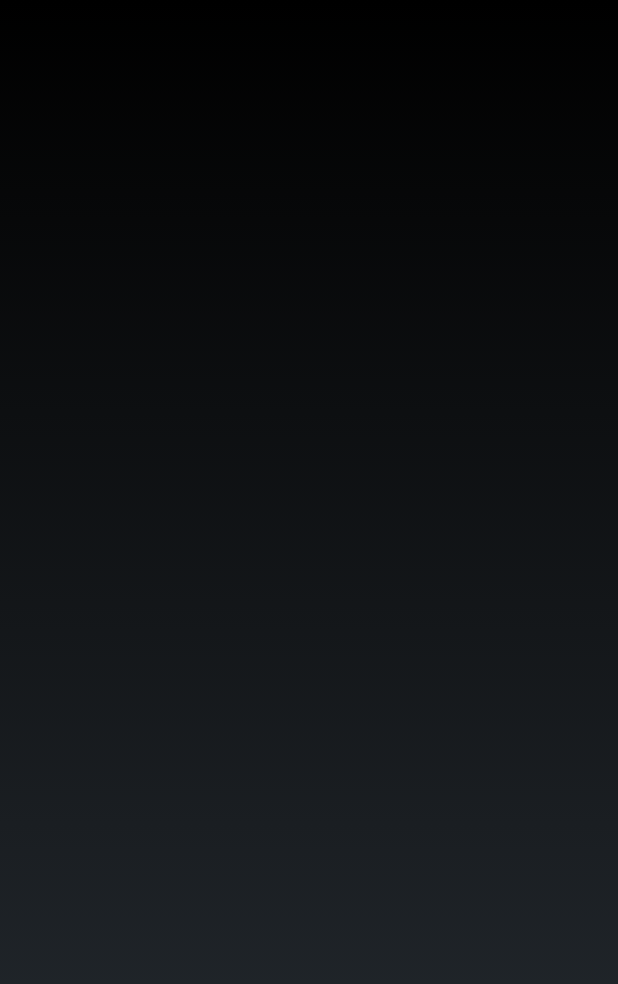
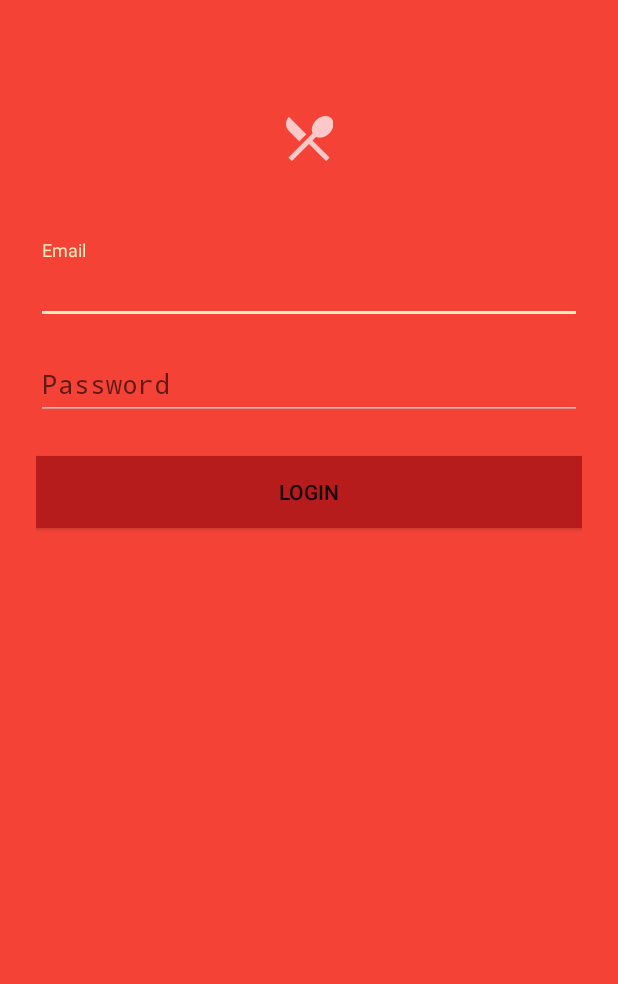
Before and after one commit to hems03/RUHungry, an Android app: the layout sign_in_activity.xml on its own in the app's theme, with its tools: preview values and no code run, on a phone screen of 412 x 824 dp. Shown: the top 984 px of the screen. Run offline under Robolectric (Android 15) with nearby library versions, the phone set to English and light mode, and no system bars.

Commit message:
update sign in layout

```diff
--- a/app/src/main/AndroidManifest.xml
+++ b/app/src/main/AndroidManifest.xml
@@ -3,6 +3,7 @@
           package="com.example.h.ruhungry">
     <uses-permission android:name="android.permission.INTERNET"/>
     <uses-permission android:name="android.permission.ACCESS_FINE_LOCATION"/>
+    <uses-permission android:name="android.permission.ACCESS_COARSE_LOCATION"/>
 
 
     <application
@@ -10,6 +11,7 @@
         android:icon="@mipmap/ic_launcher"
         android:label="@string/app_name"
         android:supportsRtl="true"
+
         android:theme="@android:style/Theme.NoTitleBar.Fullscreen">
         <activity
             android:name=".PlateActivity"
@@ -22,7 +24,7 @@
                 <category android:name="android.intent.category.INFO"/>
             </intent-filter>
         </activity>
-        <activity android:name=".MainActivity"
+        <activity android:name=".SignInActivity"
                   android:theme="@style/FullscreenTheme">
             <intent-filter>
                 <action android:name="android.intent.action.MAIN"/>
--- a/app/src/main/java/com/example/h/ruhungry/DiningHallTransitionIntentService.java
+++ b/app/src/main/java/com/example/h/ruhungry/DiningHallTransitionIntentService.java
@@ -22,6 +22,7 @@ public class DiningHallTransitionIntentService extends IntentService {
     }
     @Override
     protected void onHandleIntent(Intent intent) {
+        Log.d(TAG,"Geo Intent Fired");
         GeofencingEvent geofencingEvent = GeofencingEvent.fromIntent(intent);
         if (geofencingEvent.hasError()) {
             Log.e(TAG, "Something went wrong!");
@@ -30,7 +31,7 @@ public class DiningHallTransitionIntentService extends IntentService {
         int geofenceTransition = geofencingEvent.getGeofenceTransition();
         if (geofenceTransition == Geofence.GEOFENCE_TRANSITION_DWELL) {
             List triggeringGeofences = geofencingEvent.getTriggeringGeofences();
-
+            Log.i(TAG,triggeringGeofences.toString());
 
 
         } else {
--- a/app/src/main/res/layout/activity_fullscreen.xml
+++ b/app/src/main/res/layout/activity_fullscreen.xml
@@ -2,8 +2,8 @@
              xmlns:tools="http://schemas.android.com/tools"
              android:layout_width="match_parent"
              android:layout_height="match_parent"
-             android:background="@color/colorLight"
-             tools:context="com.example.h.ruhungry.PlateActivity">
+            android:background="@color/white"
+            tools:context="com.example.h.ruhungry.PlateActivity">
 
     <!-- The primary full-screen view. This can be replaced with whatever view
          is needed to present your content, e.g. VideoView, SurfaceView,
--- a/app/src/main/res/layout/sign_in_activity.xml
+++ b/app/src/main/res/layout/sign_in_activity.xml
@@ -1,6 +1,71 @@
 <?xml version="1.0" encoding="utf-8"?>
-<LinearLayout xmlns:android="http://schemas.android.com/apk/res/android"
-    android:orientation="vertical" android:layout_width="match_parent"
-    android:layout_height="match_parent">
+<ScrollView xmlns:android="http://schemas.android.com/apk/res/android"
+    android:orientation="vertical" android:layout_width="fill_parent"
+    android:layout_height="fill_parent"
+    android:theme="@style/SignTheme"
 
-</LinearLayout>
+    xmlns:app="http://schemas.android.com/apk/res-auto"
+    >
+    <LinearLayout
+        android:orientation="vertical"
+        android:layout_width="match_parent"
+        android:layout_height="wrap_content"
+        android:paddingTop="56dp"
+        android:paddingLeft="24dp"
+        android:paddingRight="24dp">
+
+
+    <ImageView android:src="@drawable/ic_food"
+        android:layout_width="wrap_content"
+        android:layout_height="72dp"
+        android:layout_marginBottom="24dp"
+        android:layout_gravity="center_horizontal" />
+
+    <!-- Email Label -->
+    <android.support.design.widget.TextInputLayout
+        android:layout_width="match_parent"
+        android:layout_height="wrap_content"
+        android:layout_marginTop="8dp"
+        android:layout_marginBottom="8dp"
+        >
+        <EditText android:id="@+id/input_email"
+            android:layout_width="match_parent"
+            android:layout_height="wrap_content"
+            android:inputType="textEmailAddress"
+
+            android:hint="Email" />
+    </android.support.design.widget.TextInputLayout>
+
+    <!-- Password Label -->
+    <android.support.design.widget.TextInputLayout
+        android:layout_width="match_parent"
+        android:layout_height="wrap_content"
+
+
+        >
+        <EditText android:id="@+id/input_password"
+            android:layout_width="match_parent"
+            android:layout_height="wrap_content"
+            android:inputType="textPassword"
+            android:hint="Password"/>
+    </android.support.design.widget.TextInputLayout>
+
+        <android.support.v7.widget.AppCompatButton
+            android:id="@+id/btn_login"
+            android:layout_width="fill_parent"
+            android:layout_height="wrap_content"
+            android:layout_marginTop="24dp"
+            android:layout_marginBottom="24dp"
+            android:background="@color/colorPrimaryDark"
+            android:padding="12dp"
+            android:textAlignment="center"
+            android:text="@string/sign_in"
+            />
+
+    </LinearLayout>
+
+
+
+
+
+</ScrollView>
--- a/app/src/main/res/values/colors.xml
+++ b/app/src/main/res/values/colors.xml
@@ -1,8 +1,9 @@
 <?xml version="1.0" encoding="utf-8"?>
 <resources>
-    <color name="colorPrimary">#F44336</color>
+    <color name="colorHaze">#FFEBBB</color>
     <color name="colorPrimaryDark">#B71C1C</color>
     <color name="colorAccent">#FF4081</color>
-    <color name="colorLight">#FFCDD2</color>
+    <color name="colorLight">#F44336</color>
     <color name="black_overlay">#66000000</color>
+    <color name="white">#FFFFFF</color>
 </resources>
--- a/app/src/main/res/values/strings.xml
+++ b/app/src/main/res/values/strings.xml
@@ -4,4 +4,5 @@
     <string name="clarifa_secret">D9EAKPCY8FxWkwftESoyXzZambequZwDa_XZN0oq</string>
     <string name="dummy_button">Dummy Button</string>
     <string name="dummy_content">DUMMY\nCONTENT</string>
+    <string name="sign_in">Login</string>
 </resources>
--- a/app/src/main/res/values/styles.xml
+++ b/app/src/main/res/values/styles.xml
@@ -3,11 +3,26 @@
     <!-- Base application theme. -->
     <style name="AppTheme" parent="Theme.AppCompat.Light.DarkActionBar">
         <!-- Customize your theme here. -->
-        <item name="colorPrimary">@color/colorPrimary</item>
+
+        <item name="colorPrimary">@color/colorLight</item>
         <item name="colorPrimaryDark">@color/colorPrimaryDark</item>
         <item name="colorAccent">@color/colorAccent</item>
 
+
     </style>
+
+    <style name="SignTheme" parent="Theme.AppCompat.Light.DarkActionBar">
+        <!-- Customize your theme here. -->
+        <item name="android:background">@color/colorLight</item>
+        <item name="colorPrimary">@color/colorLight</item>
+        <item name="colorPrimaryDark">@color/colorPrimaryDark</item>
+        <item name="colorAccent">@color/colorAccent</item>
+        <item name="colorControlNormal">#c5c5c5</item>
+        <item name="colorControlActivated">@color/colorHaze</item>
+        <item name="colorControlHighlight">@color/colorHaze</item>
+
+    </style>
+
 
     <style name="FullscreenTheme" parent="AppTheme">
         <item name="android:actionBarStyle">@style/FullscreenActionBarStyle</item>
@@ -16,10 +31,16 @@
         <item name="metaButtonBarStyle">?android:attr/buttonBarStyle</item>
         <item name="metaButtonBarButtonStyle">?android:attr/buttonBarButtonStyle</item>
 
+
     </style>
 
     <style name="FullscreenActionBarStyle" parent="Widget.AppCompat.ActionBar">
         <item name="android:background">@color/black_overlay</item>
     </style>
+    <style name="TextLabel" parent="TextAppearance.AppCompat">
+        <item name="colorControlActivated">@color/colorHaze</item>
+        <item name="android:layout_marginTop">8dp</item>
+        <item name="android:layout_marginBottom">8dp</item>
+    </style>
 
 </resources>
```
Also changed, not shown: app/src/main/java/com/example/h/ruhungry/Constants.java (added, +27 -0 lines), app/src/main/java/com/example/h/ruhungry/DiningTransitionHelper.java (+112 -1 lines), app/src/main/java/com/example/h/ruhungry/ImageClient.java (added, +19 -0 lines), app/src/main/java/com/example/h/ruhungry/Plate.java (+13 -8 lines), app/src/main/java/com/example/h/ruhungry/PlateActivity.java (+6 -7 lines), app/src/main/java/com/example/h/ruhungry/PlatesContainer.java (+48 -18 lines), app/src/main/java/com/example/h/ruhungry/ServiceGenerator.java (+14 -4 lines), app/src/main/java/com/example/h/ruhungry/SignInActivity.java (+39 -6 lines), app/src/main/res/drawable-hdpi/ic_food.png (added), app/src/main/res/drawable-mdpi/ic_food.png (added), app/src/main/res/drawable-xhdpi/ic_food.png (added), app/src/main/res/drawable-xxhdpi/ic_food.png (added).
